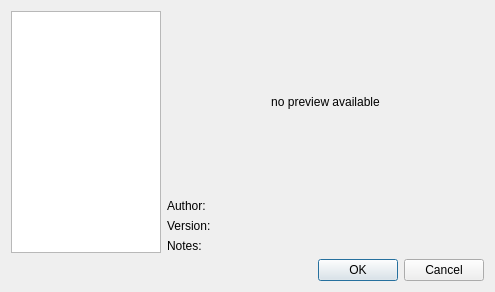
This is ui/ThemeSelector.ui in zyantific/IDASkins as Qt 5 draws it before an edit. The edited form follows.
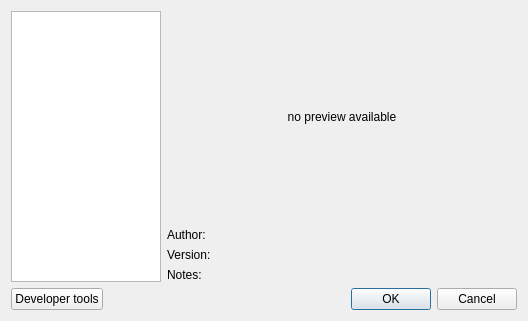
This is the edited form.

What changed in the file:
```diff
--- a/ui/ThemeSelector.ui
+++ b/ui/ThemeSelector.ui
@@ -6,8 +6,8 @@
    <rect>
     <x>0</x>
     <y>0</y>
-    <width>495</width>
-    <height>292</height>
+    <width>528</width>
+    <height>321</height>
    </rect>
   </property>
   <property name="windowTitle">
@@ -137,6 +137,15 @@
     </layout>
    </item>
    <item>
+    <layout class="QHBoxLayout" name="horizontalLayout_2">
+     <item>
+      <widget class="QPushButton" name="btnDeveloperTools">
+       <property name="text">
+        <string>Developer tools</string>
+       </property>
+      </widget>
+     </item>
+     <item>
     <widget class="QDialogButtonBox" name="buttonBox">
      <property name="orientation">
       <enum>Qt::Horizontal</enum>
@@ -145,6 +154,8 @@
       <set>QDialogButtonBox::Cancel|QDialogButtonBox::Ok</set>
      </property>
     </widget>
+     </item>
+    </layout>
    </item>
   </layout>
  </widget>
```
Lines whose indentation alone changed are shown as unchanged.
